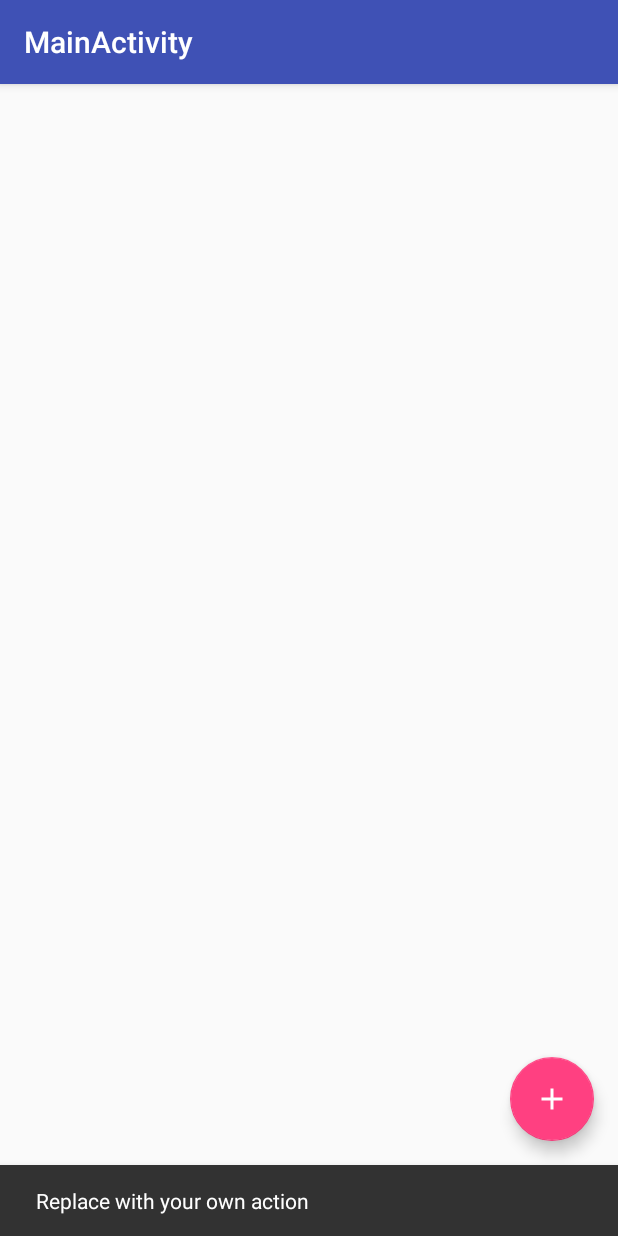
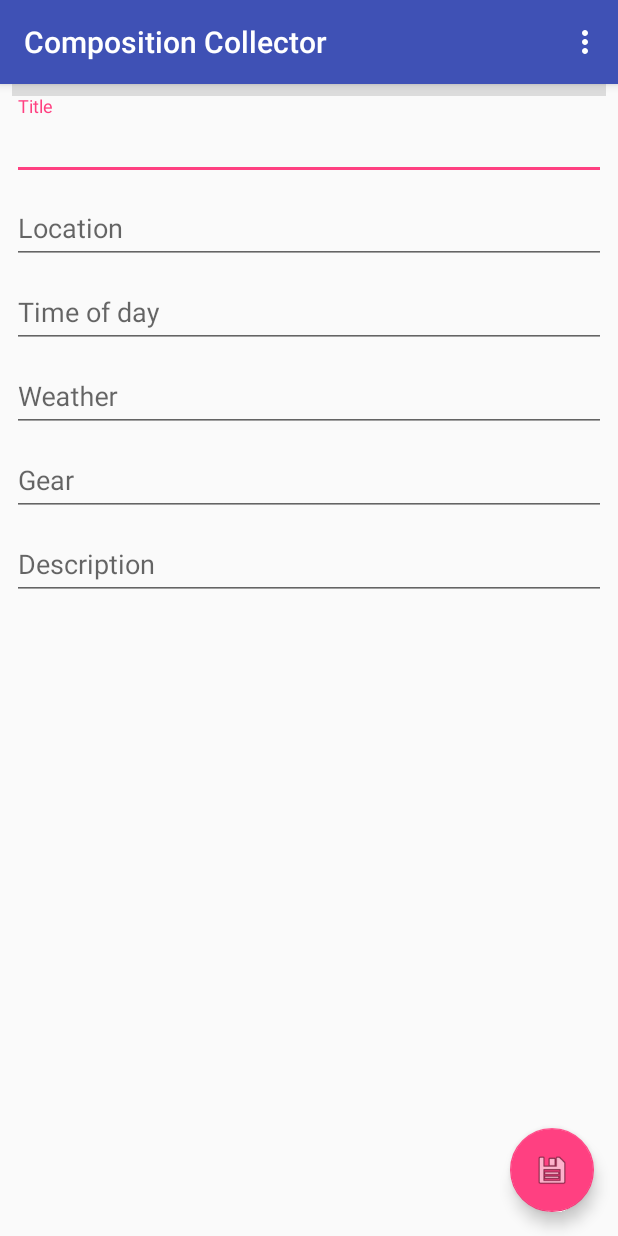
Before and after one commit to noahwc/CompositionCollector, an Android app: the screen it shows after launch (MainActivity before the commit, NoteActivity after it), after a tap on an icon or button, on a phone screen of 412 x 824 dp. Run offline under Robolectric (Android 15) with nearby library versions, the phone set to English and light mode, and no system bars.

Commit message:
Added intents for moving from Main Activity to Single Note Activity.

```diff
--- a/app/src/main/java/com/example/android/compositioncollector/MainActivity.java
+++ b/app/src/main/java/com/example/android/compositioncollector/MainActivity.java
@@ -37,15 +37,15 @@ public class MainActivity extends AppCompatActivity implements RecyclerViewAdapt
         fab.setOnClickListener(new View.OnClickListener() {
             @Override
             public void onClick(View view) {
-                Snackbar.make(view, "Replace with your own action", Snackbar.LENGTH_LONG)
-                        .setAction("Action", null).show();
+                Intent new_single_note = new Intent(getBaseContext(), NoteActivity.class);
+                startActivity(new_single_note);
             }
         });
     }
 
     @Override
     public void onEntryClick(int clickedEntryIndex){
-        Intent single_note = new Intent(this, NoteActivity.class);
+        Intent single_note = new Intent(getBaseContext(), NoteActivity.class);
         single_note.putExtra("DB_ROW", clickedEntryIndex);
         startActivity(single_note);
     }
--- a/app/src/main/java/com/example/android/compositioncollector/NoteActivity.java
+++ b/app/src/main/java/com/example/android/compositioncollector/NoteActivity.java
@@ -1,5 +1,6 @@
 package com.example.android.compositioncollector;
 
+import android.content.Intent;
 import android.os.Bundle;
 import android.support.design.widget.FloatingActionButton;
 import android.support.design.widget.Snackbar;
@@ -13,6 +14,7 @@ import android.view.MenuItem;
 public class NoteActivity extends AppCompatActivity {
     private NoteContent note_data;
     private DatabaseInterface db;
+    private int db_row;
 
     @Override
     protected void onCreate(Bundle savedInstanceState) {
@@ -20,6 +22,9 @@ public class NoteActivity extends AppCompatActivity {
         setContentView(R.layout.activity_note);
         Toolbar toolbar = findViewById(R.id.toolbar);
         setSupportActionBar(toolbar);
+
+        Intent creator_intent = getIntent();
+        db_row = creator_intent.getIntExtra("DB_ROW", -1);
 
         db = new DatabaseInterface(this);
         note_data = new NoteContent();
@@ -40,6 +45,7 @@ public class NoteActivity extends AppCompatActivity {
         note_data.setWeather(((TextInputLayout)findViewById(R.id.weather)).getEditText().getText().toString());
         note_data.setGear(((TextInputLayout)findViewById(R.id.gear)).getEditText().getText().toString());
         note_data.setDescription(((TextInputLayout)findViewById(R.id.description)).getEditText().getText().toString());
+
         if(db.addNote(note_data)) {
             Snackbar.make(view, "Saved", Snackbar.LENGTH_SHORT).show();
         }
```
